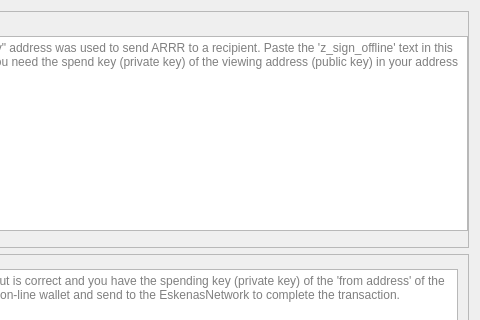
First picture: the form in src/qt/forms/zsigndialog.ui, repository eskenascoin/eskenas, before the edit; both pictures show x 370 to 850 and y 0 to 320 of the 850 by 526 pixel window.
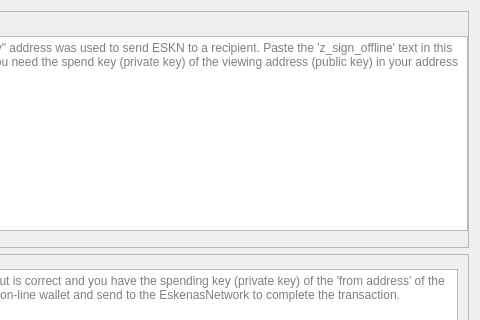
Second picture: the form after the edit. Icons and pictures are not drawn.

Commit message: readme update, denomination in wallet update

```diff
--- a/src/qt/forms/zsigndialog.ui
+++ b/src/qt/forms/zsigndialog.ui
@@ -100,7 +100,7 @@
           <item>
            <widget class="QTextEdit" name="teInput">
             <property name="placeholderText">
-             <string>An on-line wallet will created a sign request when a &quot;viewing only&quot; address was used to send ARRR to a recipient. Paste the 'z_sign_offline' text in this text box and click on 'Sign' to have the transaction authorised. You need the spend key (private key) of the viewing address (public key) in your address book in order to sign the transaction</string>
+             <string>An on-line wallet will created a sign request when a &quot;viewing only&quot; address was used to send ESKN to a recipient. Paste the 'z_sign_offline' text in this text box and click on 'Sign' to have the transaction authorised. You need the spend key (private key) of the viewing address (public key) in your address book in order to sign the transaction</string>
             </property>
            </widget>
           </item>
```
The commit also changes 11 other files.
